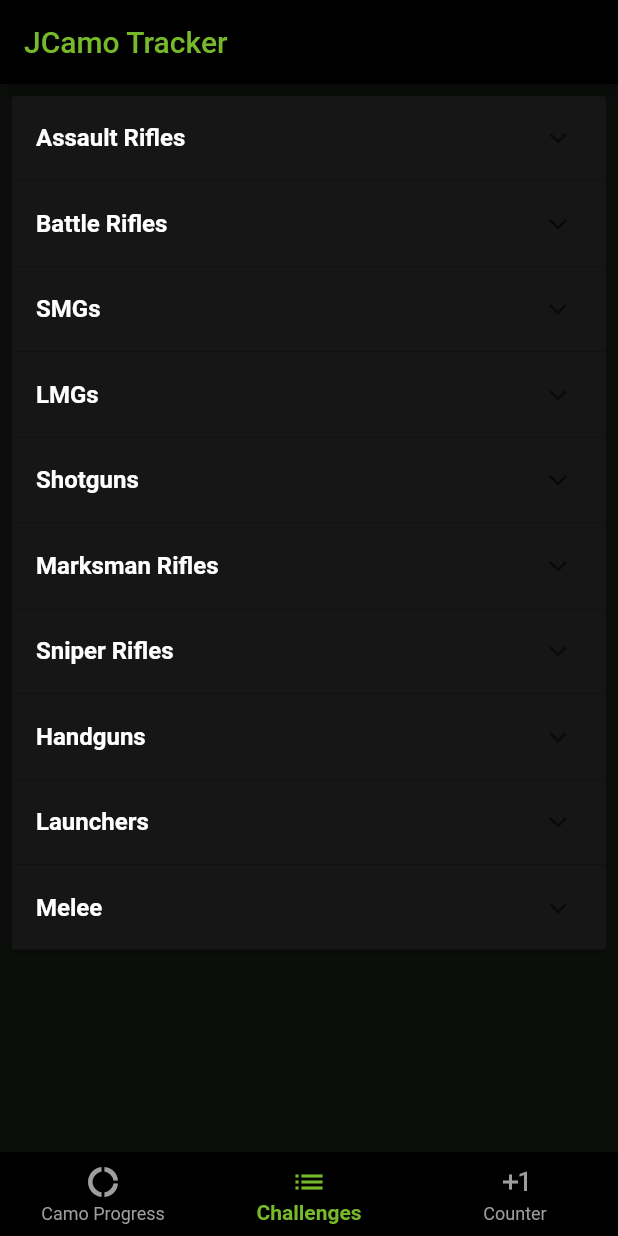
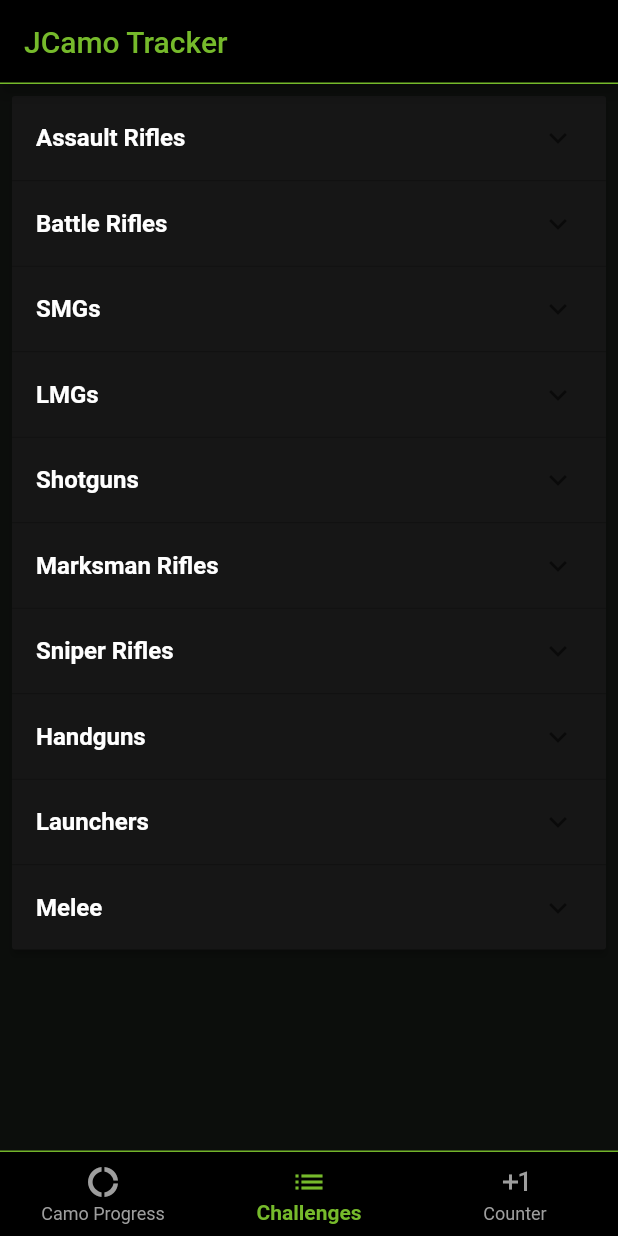
Before and after one commit to JoacinB/jcamotracker, a Flutter app: the screen it shows after launch, item 2 of the bottom bar chosen, on a phone screen of 412 x 824 dp. Run offline on Flutter 3.47's test engine with Material 2 defaults, Android fonts, the phone set to English and light mode, and no system bars; our stand-ins replace shared_preferences.

Commit message:
Added lines at top and bottom bars

```diff
--- a/lib/main.dart
+++ b/lib/main.dart
@@ -51,7 +51,16 @@ class _HomePageState extends State<HomePage> {
       child: Scaffold(
         backgroundColor: const Color.fromARGB(255, 12, 14, 12),
         appBar: const AppTopBar(),
-        bottomNavigationBar: myBNB,
+        bottomNavigationBar: Container(
+          decoration: const BoxDecoration(
+            border: Border(
+              top: BorderSide(
+                color: Color.fromRGBO(118, 186, 43, 1.0),
+                width: 1
+              )
+            )
+          ),
+          child: myBNB),
         body: Routes(index: index),
       ),
     );
--- a/lib/top_bar.dart
+++ b/lib/top_bar.dart
@@ -6,6 +6,13 @@ class AppTopBar extends StatelessWidget with PreferredSizeWidget {
   @override
   Widget build(BuildContext context) {
     return AppBar(
+      shape: const Border(
+        bottom: BorderSide(
+          color: Color.fromRGBO(118, 186, 43, 1.0),
+          width: 1
+        )
+      ),
+      elevation: 4,
       title: const Text('JCamo Tracker', style: TextStyle(color: Color.fromRGBO(118, 186, 43, 1.0))),
       backgroundColor: Colors.black,
     );
```
